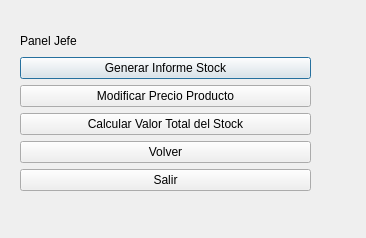
dgonzm14/supercontrol, file vista/jefe.ui: the form before one commit.
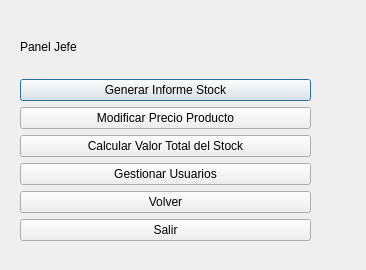
The form after the commit.

What changed in the file:
```diff
--- a/vista/jefe.ui
+++ b/vista/jefe.ui
@@ -7,7 +7,7 @@
     <x>0</x>
     <y>0</y>
     <width>366</width>
-    <height>238</height>
+    <height>270</height>
    </rect>
   </property>
   <property name="windowTitle">
@@ -17,9 +17,9 @@
    <property name="geometry">
     <rect>
      <x>20</x>
-     <y>30</y>
+     <y>20</y>
      <width>291</width>
-     <height>161</height>
+     <height>221</height>
     </rect>
    </property>
    <layout class="QVBoxLayout" name="verticalLayout">
@@ -51,6 +51,13 @@
       </property>
      </widget>
     </item>
+    <item>
+     <widget class="QPushButton" name="btn_gestionar_usuarios">
+      <property name="text">
+       <string>Gestionar Usuarios</string>
+      </property>
+     </widget>
+    </item>
     <item>
      <widget class="QPushButton" name="btn_volver">
       <property name="text">
```
Left out of the diff: 3 changed lines with no effect on the pictures.
